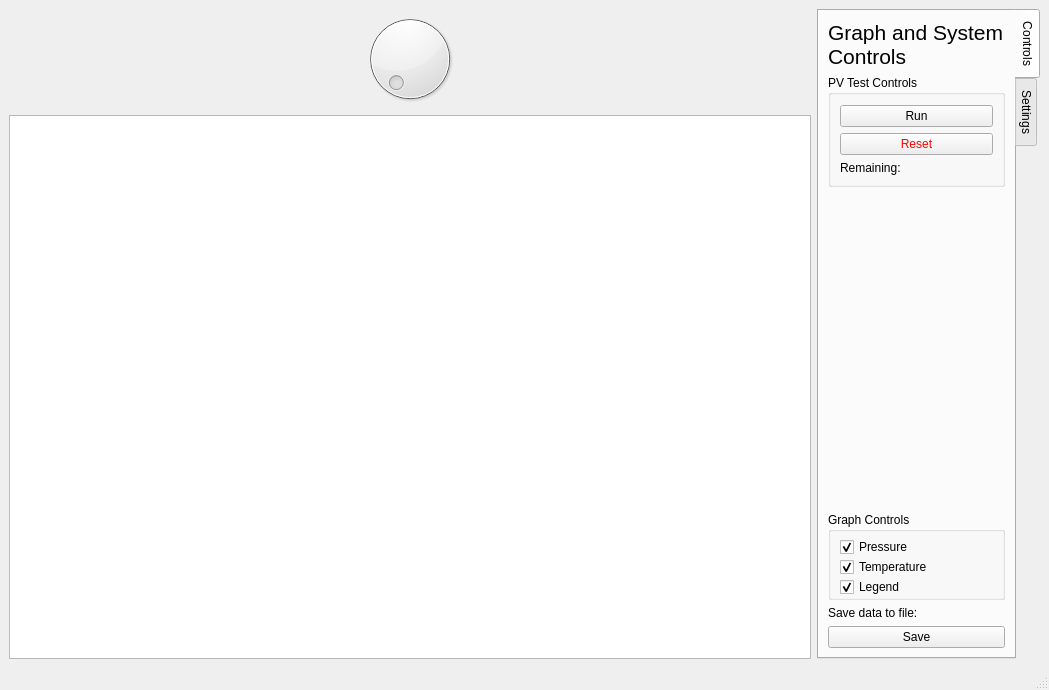
Before: the Qt Designer form app.ui in louis-spencer/PVSL_Testing, drawn with Qt 5.
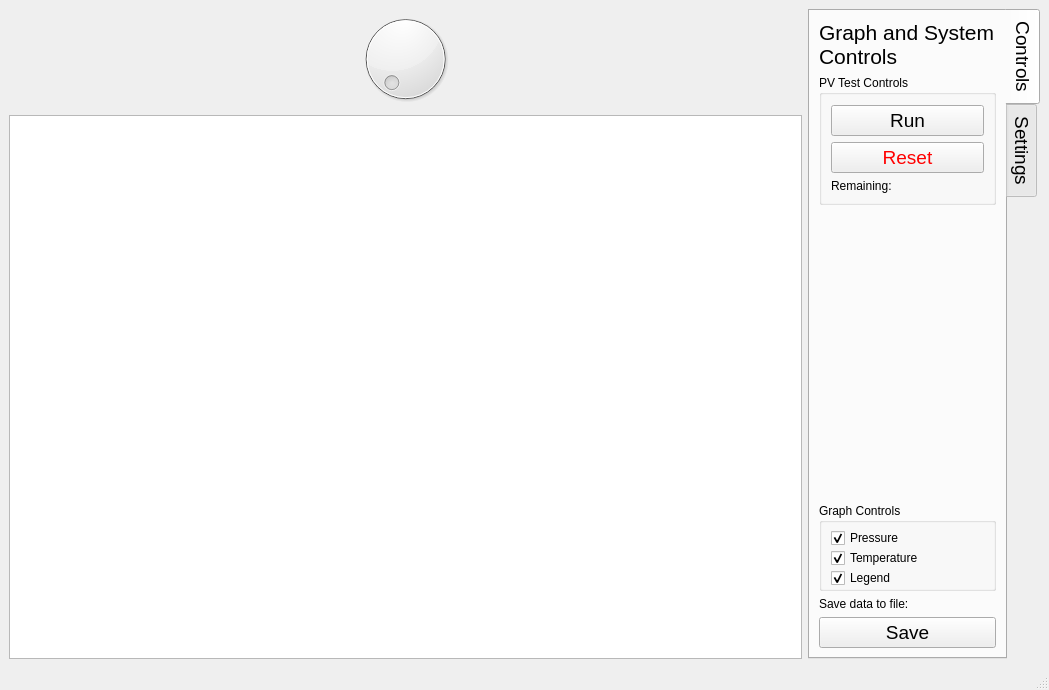
After: the same form once the commit is applied. Custom widgets are drawn as their Qt base class.

Commit message: refactorized ui files, run main.py as main

```diff
--- a/app.ui
+++ b/app.ui
@@ -28,6 +28,11 @@
           <verstretch>0</verstretch>
          </sizepolicy>
         </property>
+        <property name="font">
+         <font>
+          <pointsize>14</pointsize>
+         </font>
+        </property>
         <property name="layoutDirection">
          <enum>Qt::LeftToRight</enum>
         </property>
@@ -103,6 +108,11 @@
              </property>
              <item>
               <widget class="QPushButton" name="run_pause">
+               <property name="font">
+                <font>
+                 <pointsize>14</pointsize>
+                </font>
+               </property>
                <property name="styleSheet">
                 <string notr="true"/>
                </property>
@@ -119,6 +129,11 @@
              </item>
              <item>
               <widget class="QPushButton" name="reset_stop">
+               <property name="font">
+                <font>
+                 <pointsize>14</pointsize>
+                </font>
+               </property>
                <property name="text">
                 <string>Reset</string>
                </property>
@@ -234,6 +249,11 @@
           </item>
           <item>
            <widget class="QPushButton" name="save">
+            <property name="font">
+             <font>
+              <pointsize>14</pointsize>
+             </font>
+            </property>
             <property name="text">
              <string>Save</string>
             </property>
@@ -400,6 +420,18 @@
   </widget>
   <widget class="QStatusBar" name="statusbar"/>
  </widget>
+ <customwidgets>
+  <customwidget>
+   <class>NavigationToolbar2QT</class>
+   <extends>QDial</extends>
+   <header>matplotlib.backends.backend_qt5agg</header>
+  </customwidget>
+  <customwidget>
+   <class>FigureCanvasQTAgg</class>
+   <extends>QGraphicsView</extends>
+   <header>matplotlib.backends.backend_qt5agg</header>
+  </customwidget>
+ </customwidgets>
  <tabstops>
   <tabstop>controls_settings_tab</tabstop>
   <tabstop>run_pause</tabstop>
```
Left out of the diff: 4 changed lines with no effect on the pictures. The commit also changes 4 other files.
